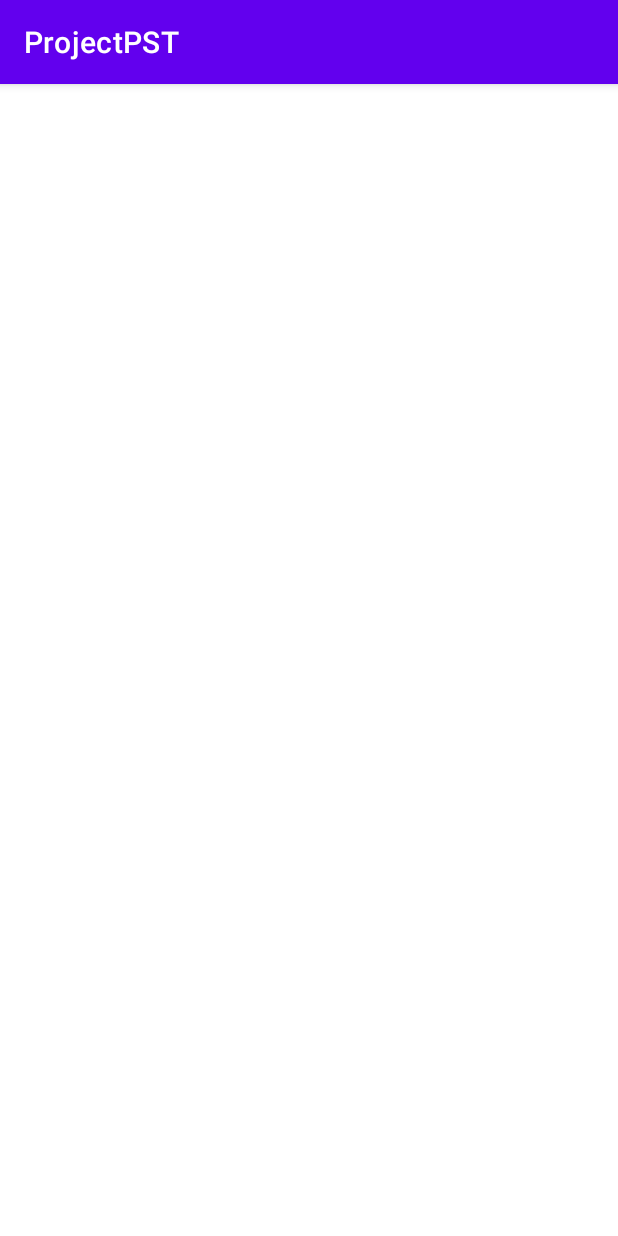
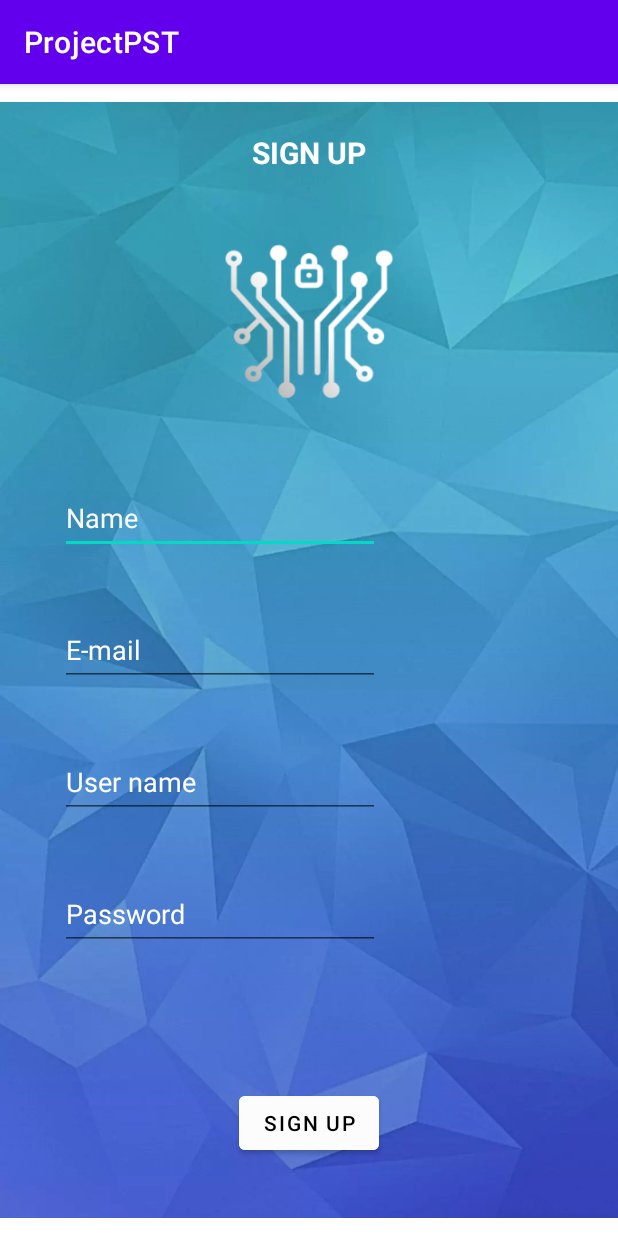
Before and after one commit to GingerGarcia/ProjectPST, an Android app: the Activity3 screen opened directly, with no data from a screen before it, on a phone screen of 412 x 824 dp. Run offline under Robolectric (Android 15) with nearby library versions, the phone set to English and light mode, and no system bars.

Commit message:
activity 3

```diff
--- a/app/src/main/res/layout/activity_3.xml
+++ b/app/src/main/res/layout/activity_3.xml
@@ -6,4 +6,107 @@
     android:layout_height="match_parent"
     tools:context=".Activity3">
 
+    <ImageView
+        android:id="@+id/imageView4"
+        android:layout_width="wrap_content"
+        android:layout_height="wrap_content"
+        app:layout_constraintBottom_toBottomOf="parent"
+        app:layout_constraintEnd_toEndOf="parent"
+        app:layout_constraintHorizontal_bias="0.0"
+        app:layout_constraintStart_toStartOf="parent"
+        app:layout_constraintTop_toTopOf="parent"
+        app:layout_constraintVertical_bias="0.0"
+        app:srcCompat="@drawable/rectangle1" />
+
+    <TextView
+        android:id="@+id/textView2"
+        android:layout_width="wrap_content"
+        android:layout_height="wrap_content"
+        android:layout_marginTop="32dp"
+        android:text="SIGN UP"
+        android:textColor="#FFFFFF"
+        android:textSize="20sp"
+        android:textStyle="bold"
+        app:layout_constraintEnd_toEndOf="parent"
+        app:layout_constraintStart_toStartOf="parent"
+        app:layout_constraintTop_toTopOf="@+id/imageView4" />
+
+    <ImageView
+        android:id="@+id/imageView6"
+        android:layout_width="169dp"
+        android:layout_height="134dp"
+        android:layout_marginTop="32dp"
+        app:layout_constraintEnd_toEndOf="parent"
+        app:layout_constraintStart_toStartOf="parent"
+        app:layout_constraintTop_toBottomOf="@+id/textView2"
+        app:srcCompat="@drawable/logopantallas" />
+
+    <EditText
+        android:id="@+id/editTextTextPersonName2"
+        android:layout_width="wrap_content"
+        android:layout_height="wrap_content"
+        android:layout_marginStart="40dp"
+        android:layout_marginTop="40dp"
+        android:ems="10"
+        android:inputType="textPersonName"
+        android:minHeight="48dp"
+        android:text="Name"
+        android:textColor="#FBFBFB"
+        app:layout_constraintStart_toStartOf="parent"
+        app:layout_constraintTop_toBottomOf="@+id/imageView6" />
+
+    <EditText
+        android:id="@+id/editTextTextEmailAddress2"
+        android:layout_width="wrap_content"
+        android:layout_height="wrap_content"
+        android:layout_marginStart="40dp"
+        android:layout_marginTop="40dp"
+        android:ems="10"
+        android:hint="E-mail"
+        android:inputType="textEmailAddress"
+        android:minHeight="48dp"
+        android:textColorHint="#FDFDFD"
+        app:layout_constraintStart_toStartOf="parent"
+        app:layout_constraintTop_toBottomOf="@+id/editTextTextPersonName2" />
+
+    <EditText
+        android:id="@+id/editTextTextPersonName3"
+        android:layout_width="wrap_content"
+        android:layout_height="wrap_content"
+        android:layout_marginStart="40dp"
+        android:layout_marginTop="40dp"
+        android:ems="10"
+        android:hint="User name"
+        android:inputType="textPersonName"
+        android:minHeight="48dp"
+        android:textColorHint="#FFFFFF"
+        app:layout_constraintStart_toStartOf="parent"
+        app:layout_constraintTop_toBottomOf="@+id/editTextTextEmailAddress2" />
+
+    <EditText
+        android:id="@+id/editTextTextPassword"
+        android:layout_width="wrap_content"
+        android:layout_height="wrap_content"
+        android:layout_marginStart="40dp"
+        android:layout_marginTop="40dp"
+        android:ems="10"
+        android:hint="Password"
+        android:inputType="textPassword"
+        android:minHeight="48dp"
+        android:textColorHint="#FFFFFF"
+        app:layout_constraintStart_toStartOf="parent"
+        app:layout_constraintTop_toBottomOf="@+id/editTextTextPersonName3" />
+
+    <Button
+        android:id="@+id/button4"
+        android:layout_width="wrap_content"
+        android:layout_height="wrap_content"
+        android:layout_marginTop="40dp"
+        android:backgroundTint="#FDFCFC"
+        android:text="SIGN UP"
+        android:textColor="#000000"
+        app:layout_constraintBottom_toBottomOf="parent"
+        app:layout_constraintEnd_toEndOf="parent"
+        app:layout_constraintStart_toStartOf="parent"
+        app:layout_constraintTop_toBottomOf="@+id/editTextTextPassword" />
 </androidx.constraintlayout.widget.ConstraintLayout>
--- a/app/src/main/res/values/strings.xml
+++ b/app/src/main/res/values/strings.xml
@@ -1,3 +1,5 @@
 <resources>
     <string name="app_name">ProjectPST</string>
+    <string name="log_in">LOG IN</string>
+    <string name="sign_up">sign up</string>
 </resources>
```
